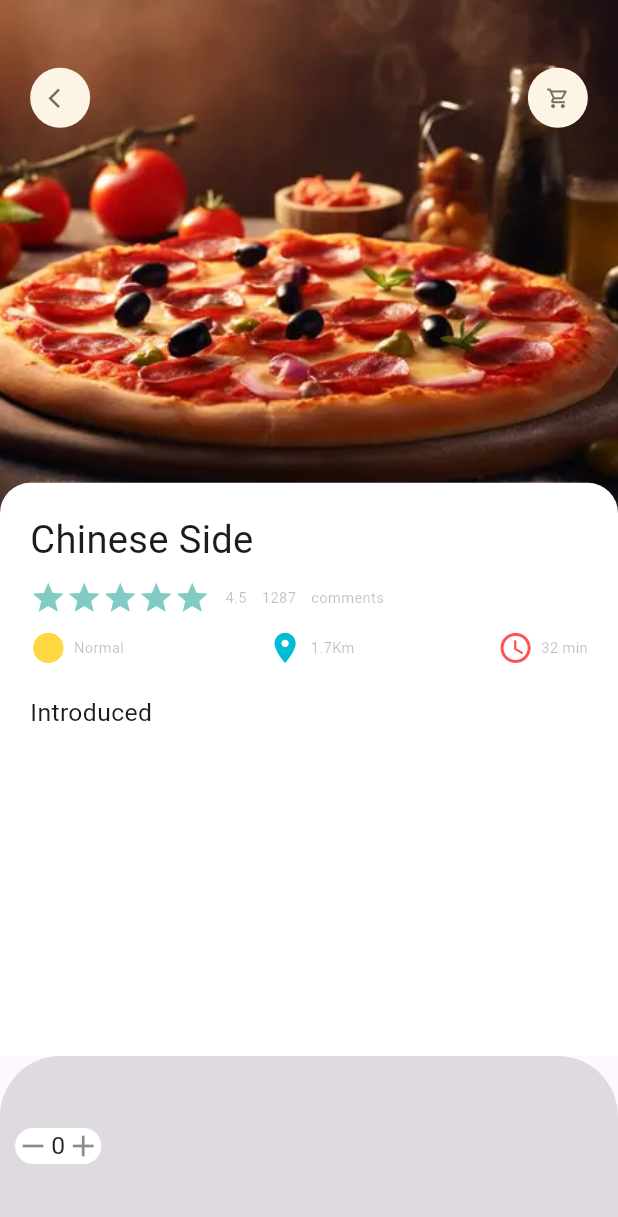
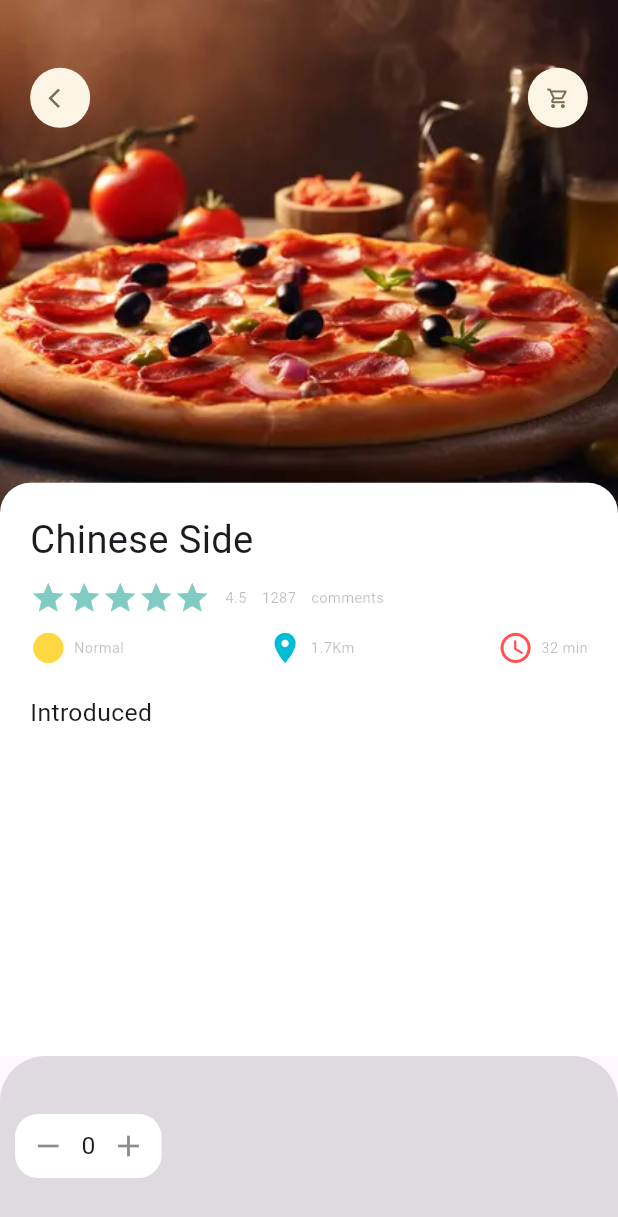
Before and after one commit to SabihaAkter25/Shop-App-with-Backend, a Flutter app: the screen it shows after launch, on a phone screen of 412 x 824 dp. Shown: the top 1217 px of the screen. Run offline on Flutter 3.47's test engine with Material 3 defaults, Android fonts, the phone set to English and light mode, and no system bars; our stand-ins replace dots_indicator, get.

Commit message:
Add detail page

```diff
--- a/lib/pages/food/popular_food_detail.dart
+++ b/lib/pages/food/popular_food_detail.dart
@@ -78,22 +78,28 @@ decoration: const BoxDecoration(
         decoration: BoxDecoration(
           color: Colors.black12,
             borderRadius: BorderRadius.only(
-            topLeft: Radius.circular(Dimantions.radius20*2),
-            topRight: Radius.circular(Dimantions.radius20*2),
+            topLeft: Radius.circular(Dimantions.radius15*2),
+            topRight: Radius.circular(Dimantions.radius15*2),
           )
         ),
         child: Row(
           children: [
             Container(
-
+padding: EdgeInsets.only(
+    top: Dimantions.height10,
+    bottom:Dimantions.height10,
+    right: Dimantions.width10,
+    left: Dimantions.width10 ),
               decoration: BoxDecoration(
-                borderRadius: BorderRadius.circular(Dimantions.radius20),
+                borderRadius: BorderRadius.circular(Dimantions.radius15),
                 color: Colors.white
               ),
               child: Row(
                 children: [
                   Icon(Icons.remove,color: Colors.black45,),
+                 SizedBox(width: Dimantions.width10,),
                   BigText(text: '0'),
+                  SizedBox(width: Dimantions.width10,),
                   Icon(Icons.add,color: Colors.black45,),
 
                 ],
```
